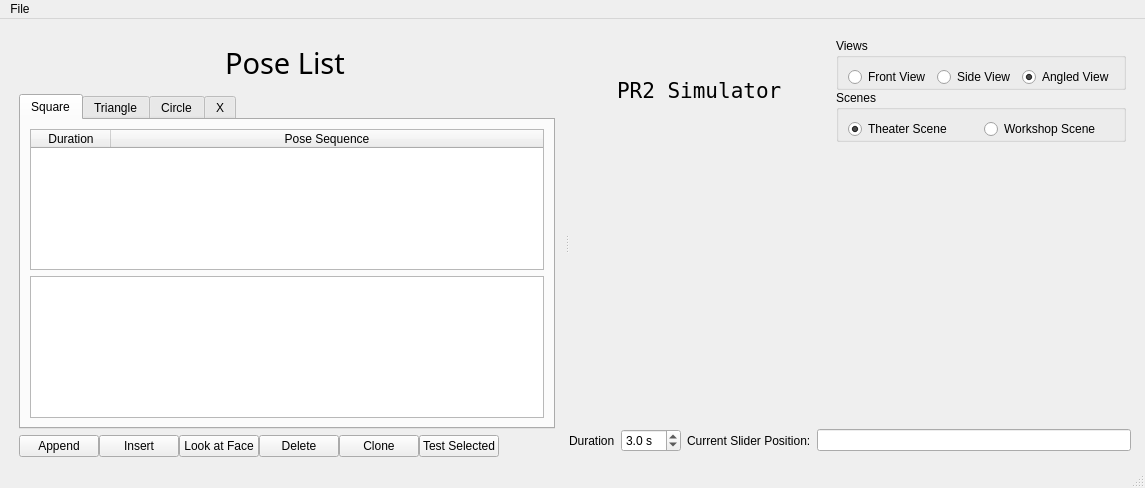
Qt form slider_gui/src/slider_simple.ui (PR2/pr2_hack_the_future) before a commit.
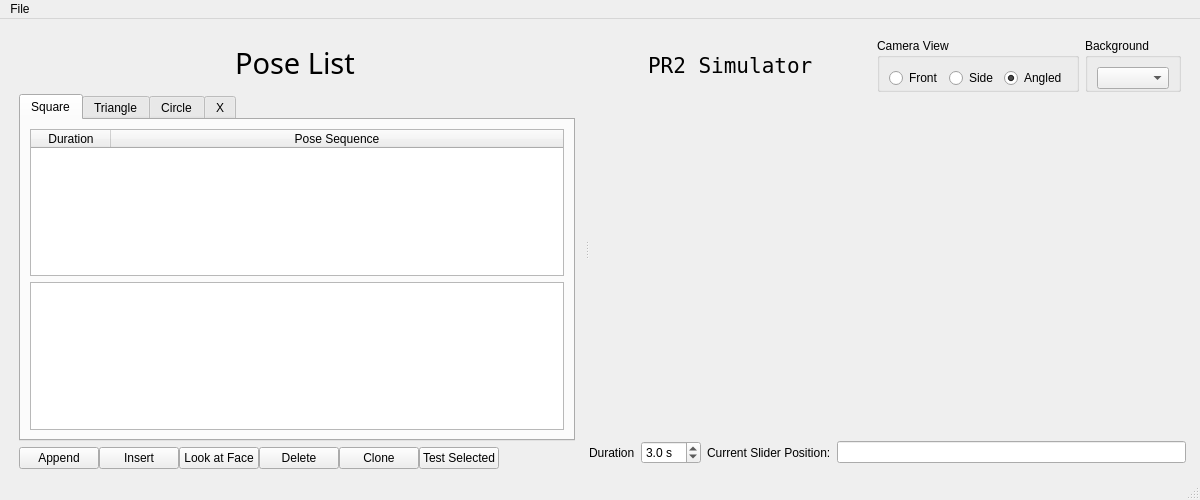
The same form after that commit.

Commit message: added collision notification, added more backgrounds

```diff
--- a/slider_gui/src/slider_simple.ui
+++ b/slider_gui/src/slider_simple.ui
@@ -6,8 +6,8 @@
    <rect>
     <x>0</x>
     <y>0</y>
-    <width>1145</width>
-    <height>488</height>
+    <width>1200</width>
+    <height>500</height>
    </rect>
   </property>
   <property name="windowTitle">
@@ -403,14 +403,9 @@
            </spacer>
           </item>
           <item>
-           <layout class="QVBoxLayout" name="verticalLayout_7">
-            <property name="spacing">
-             <number>0</number>
-            </property>
-            <item>
              <widget class="QGroupBox" name="views_groupBox">
               <property name="title">
-               <string>Views</string>
+             <string>Camera View</string>
               </property>
               <property name="flat">
                <bool>true</bool>
@@ -425,7 +420,7 @@
                   <locale language="English" country="UnitedStates"/>
                  </property>
                  <property name="text">
-                  <string>Front View</string>
+                <string>Front</string>
                  </property>
                 </widget>
                </item>
@@ -435,7 +430,7 @@
                   <locale language="English" country="UnitedStates"/>
                  </property>
                  <property name="text">
-                  <string>Side View</string>
+                <string>Side</string>
                  </property>
                  <property name="checked">
                   <bool>false</bool>
@@ -448,7 +443,7 @@
                   <locale language="English" country="UnitedStates"/>
                  </property>
                  <property name="text">
-                  <string>Angled View</string>
+                <string>Angled</string>
                  </property>
                  <property name="checked">
                   <bool>true</bool>
@@ -459,41 +454,19 @@
              </widget>
             </item>
             <item>
-             <widget class="QGroupBox" name="scenes_groupBox">
+           <widget class="QGroupBox" name="groupBox">
               <property name="title">
-               <string>Scenes</string>
-              </property>
-              <layout class="QHBoxLayout" name="horizontalLayout_5">
+             <string>Background</string>
+            </property>
+            <layout class="QHBoxLayout" name="horizontalLayout_2">
                <property name="bottomMargin">
                 <number>0</number>
                </property>
                <item>
-                <widget class="QRadioButton" name="theater_scene_radioButton">
-                 <property name="locale">
-                  <locale language="English" country="UnitedStates"/>
-                 </property>
-                 <property name="text">
-                  <string>Theater Scene</string>
-                 </property>
-                 <property name="checked">
-                  <bool>true</bool>
-                 </property>
-                </widget>
-               </item>
-               <item>
-                <widget class="QRadioButton" name="workshop_scene_radioButton">
-                 <property name="locale">
-                  <locale language="English" country="UnitedStates"/>
-                 </property>
-                 <property name="text">
-                  <string>Workshop Scene</string>
-                 </property>
-                </widget>
-               </item>
-              </layout>
-             </widget>
-            </item>
-           </layout>
+              <widget class="QComboBox" name="scene_comboBox"/>
+             </item>
+            </layout>
+           </widget>
           </item>
          </layout>
         </item>
@@ -571,8 +544,8 @@
     <rect>
      <x>0</x>
      <y>0</y>
-     <width>1145</width>
-     <height>23</height>
+     <width>1200</width>
+     <height>25</height>
     </rect>
    </property>
    <widget class="QMenu" name="menuFile">
```
Left out of the diff: 9 changed lines with no effect on the pictures. Lines whose indentation alone changed are shown as unchanged. The commit also changes 14 other files.
